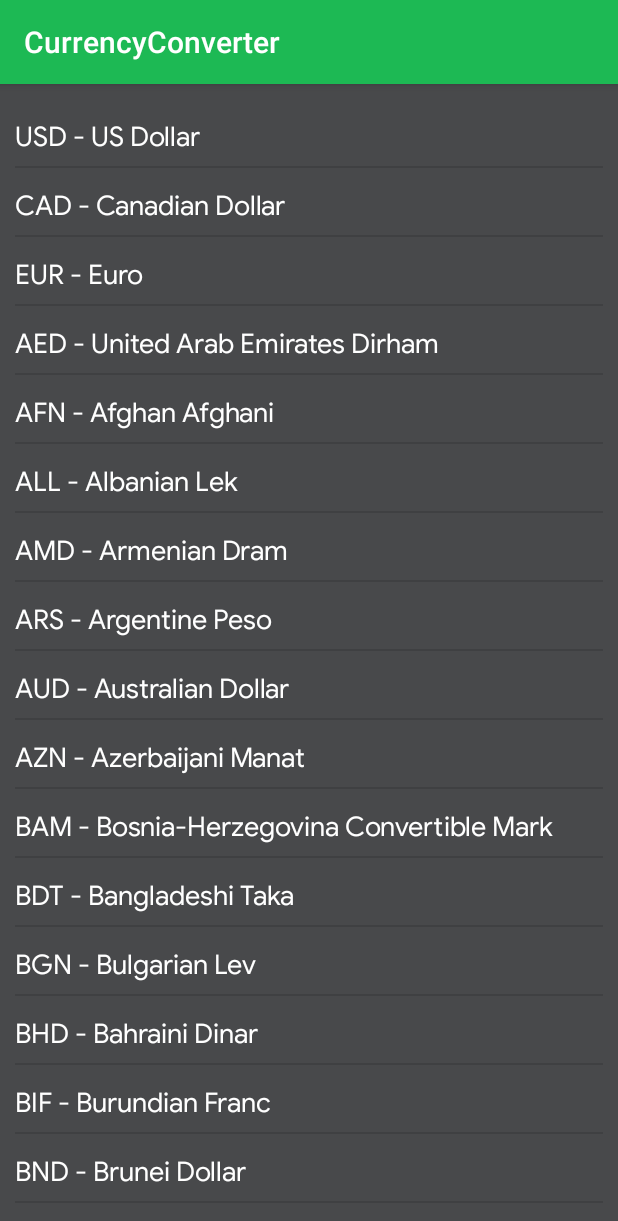
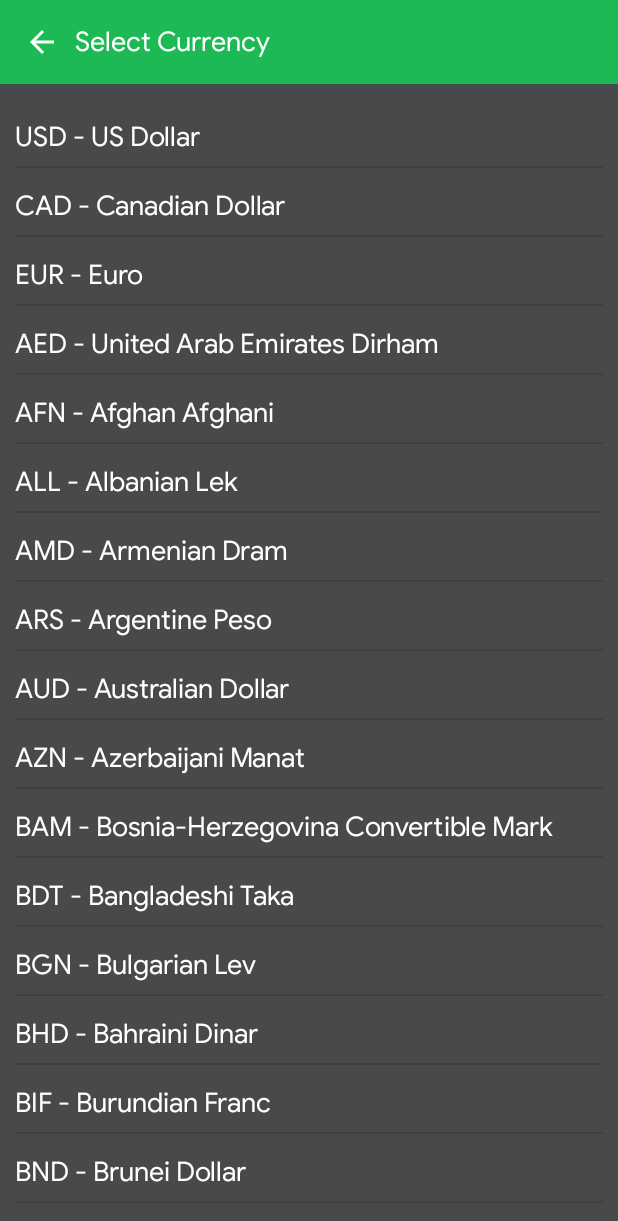
Before and after one commit to ashishpujari204/CurrencyConverter, an Android app: the screen it shows after launch (CurrencyCodeList), after a tap on "INR", on a phone screen of 412 x 824 dp. Shown: the top 1221 px of the screen. Run offline under Robolectric (Android 15) with nearby library versions, the phone set to English and light mode, and no system bars; libraries missing offline, so code that uses them is left out: com.jakewharton.retrofit2; 4 statements that could not run were skipped.

Commit message:
added toolbar

```diff
--- a/app/src/main/AndroidManifest.xml
+++ b/app/src/main/AndroidManifest.xml
@@ -12,8 +12,10 @@
         android:roundIcon="@mipmap/ic_launcher_round"
         android:supportsRtl="true"
         android:theme="@style/AppTheme">
-        <activity android:name=".ui.codelist.CurrencyCodeList"></activity>
-        <activity android:name=".ui.home.CurrencyConverter">
+        <activity android:name=".ui.codelist.CurrencyCodeList"
+            android:theme="@style/AppTheme.NoActionBar"></activity>
+        <activity android:name=".ui.home.CurrencyConverter"
+            android:theme="@style/AppTheme.NoActionBar">
             <intent-filter>
                 <action android:name="android.intent.action.MAIN" />
 
--- a/app/src/main/java/com/ashish/currencyconverter/ui/codelist/CurrencyCodeList.kt
+++ b/app/src/main/java/com/ashish/currencyconverter/ui/codelist/CurrencyCodeList.kt
@@ -51,5 +51,6 @@ class CurrencyCodeList : BaseActivity() {
                 }
             }
         })
+        backToHome.setOnClickListener { finish() }
     }
 }
--- /dev/null
+++ b/app/src/main/res/drawable/ic_arrow_back_black_24dp.xml
@@ -0,0 +1,5 @@
+<vector android:height="24dp" android:tint="#FFFFFF"
+    android:viewportHeight="24.0" android:viewportWidth="24.0"
+    android:width="24dp" xmlns:android="http://schemas.android.com/apk/res/android">
+    <path android:fillColor="#FF000000" android:pathData="M20,11H7.83l5.59,-5.59L12,4l-8,8 8,8 1.41,-1.41L7.83,13H20v-2z"/>
+</vector>
--- a/app/src/main/res/layout/activity_currency_code_list.xml
+++ b/app/src/main/res/layout/activity_currency_code_list.xml
@@ -6,9 +6,42 @@
     android:layout_height="match_parent"
     android:background="@color/background"
     tools:context=".ui.codelist.CurrencyCodeList">
+    <androidx.appcompat.widget.Toolbar
+        android:id="@+id/listToolbar"
+        android:layout_width="match_parent"
+        android:layout_height="wrap_content"
+        android:background="@color/colorPrimary"
+        android:theme="@style/ThemeOverlay.AppCompat.Dark">
 
+        <RelativeLayout
+            android:layout_width="match_parent"
+            android:layout_height="wrap_content"
+            android:layout_marginLeft="10dp"
+            android:gravity="center_vertical">
+
+            <ImageView
+                android:id="@+id/backToHome"
+                android:layout_width="wrap_content"
+                android:layout_height="wrap_content"
+                android:layout_centerVertical="true"
+                android:background="@drawable/ic_arrow_back_black_24dp"></ImageView>
+
+            <TextView
+                android:layout_width="wrap_content"
+                android:layout_height="wrap_content"
+                android:layout_centerVertical="true"
+                android:layout_marginLeft="10dp"
+                android:layout_toRightOf="@+id/backToHome"
+                android:text="@string/title_code"
+                android:fontFamily="@font/google_sans_regular"
+                android:textAppearance="@style/TextAppearance.AppCompat.Medium"
+                android:textColor="@color/white" />
+        </RelativeLayout>
+
+    </androidx.appcompat.widget.Toolbar>
     <androidx.recyclerview.widget.RecyclerView
         android:id="@+id/codeList"
+        android:layout_below="@+id/listToolbar"
         android:layout_width="match_parent"
         android:layout_margin="10dp"
         android:layout_height="match_parent" />
--- a/app/src/main/res/values/strings.xml
+++ b/app/src/main/res/values/strings.xml
@@ -6,6 +6,8 @@
     <string name="inr">INR</string>
     <string name="inr_amount">76.33</string>
     <string name="usd_amount">1</string>
+    <string name="title">Currency Converter</string>
+    <string name="title_code">Select Currency</string>
     <string name="to">To</string>
     <string name="error_message">Currency details not found</string>
     <string name="selection_message">API not support selected currency code</string>
--- a/app/src/main/res/values/styles.xml
+++ b/app/src/main/res/values/styles.xml
@@ -10,4 +10,8 @@
     <style name="LineColor" parent="AppTheme">
         <item name="colorPrimary">@color/faint_grey</item>
     </style>
+    <style name="AppTheme.NoActionBar">
+        <item name="windowActionBar">false</item>
+        <item name="windowNoTitle">true</item>
+    </style>
 </resources>
```
Also changed, not shown: app/src/main/res/layout/activity_currency_converter.xml (+27 -0 lines).
